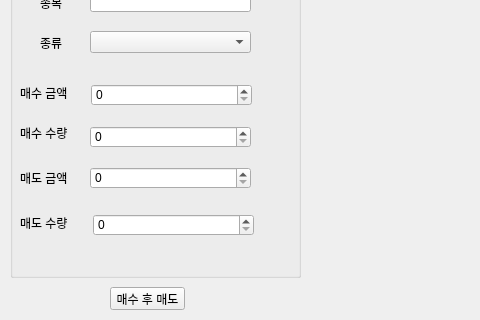
Above: guruma_one.ui from jbpark/JbTrader before the change; both pictures show x 0 to 480 and y 83 to 403 of the 800 by 787 pixel window. Below: the same form after it.
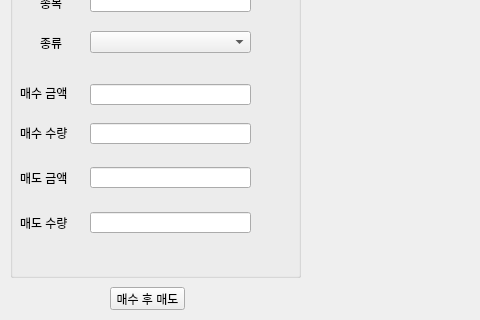
That is the form after the change. Icons and pictures are not drawn.

Commit message: 키움 연결, 매수, 매도 코드 추가

What changed in the file:
```diff
--- a/guruma_one.ui
+++ b/guruma_one.ui
@@ -112,16 +112,6 @@
       <string>매수 금액</string>
      </property>
     </widget>
-    <widget class="QSpinBox" name="spinBox">
-     <property name="geometry">
-      <rect>
-       <x>81</x>
-       <y>157</y>
-       <width>161</width>
-       <height>22</height>
-      </rect>
-     </property>
-    </widget>
     <widget class="QLabel" name="label_5">
      <property name="geometry">
       <rect>
@@ -135,16 +125,6 @@
       <string>매수 수량</string>
      </property>
     </widget>
-    <widget class="QSpinBox" name="spinBox_2">
-     <property name="geometry">
-      <rect>
-       <x>80</x>
-       <y>199</y>
-       <width>161</width>
-       <height>22</height>
-      </rect>
-     </property>
-    </widget>
     <widget class="QLabel" name="label_6">
      <property name="geometry">
       <rect>
@@ -158,16 +138,6 @@
       <string>매도 금액</string>
      </property>
     </widget>
-    <widget class="QSpinBox" name="spinBox_3">
-     <property name="geometry">
-      <rect>
-       <x>80</x>
-       <y>240</y>
-       <width>161</width>
-       <height>22</height>
-      </rect>
-     </property>
-    </widget>
     <widget class="QLabel" name="label_7">
      <property name="geometry">
       <rect>
@@ -181,13 +151,43 @@
       <string>매도 수량</string>
      </property>
     </widget>
-    <widget class="QSpinBox" name="spinBox_4">
+    <widget class="QLineEdit" name="buyPrice">
      <property name="geometry">
       <rect>
-       <x>83</x>
-       <y>287</y>
+       <x>80</x>
+       <y>157</y>
        <width>161</width>
-       <height>22</height>
+       <height>21</height>
+      </rect>
+     </property>
+    </widget>
+    <widget class="QLineEdit" name="buyAmount">
+     <property name="geometry">
+      <rect>
+       <x>80</x>
+       <y>196</y>
+       <width>161</width>
+       <height>21</height>
+      </rect>
+     </property>
+    </widget>
+    <widget class="QLineEdit" name="sellPrice">
+     <property name="geometry">
+      <rect>
+       <x>80</x>
+       <y>240</y>
+       <width>161</width>
+       <height>21</height>
+      </rect>
+     </property>
+    </widget>
+    <widget class="QLineEdit" name="sellAmount">
+     <property name="geometry">
+      <rect>
+       <x>80</x>
+       <y>285</y>
+       <width>161</width>
+       <height>21</height>
       </rect>
      </property>
     </widget>
```
Left out of the diff: 6 changed lines with no effect on the pictures. The commit also changes 2 other files.
